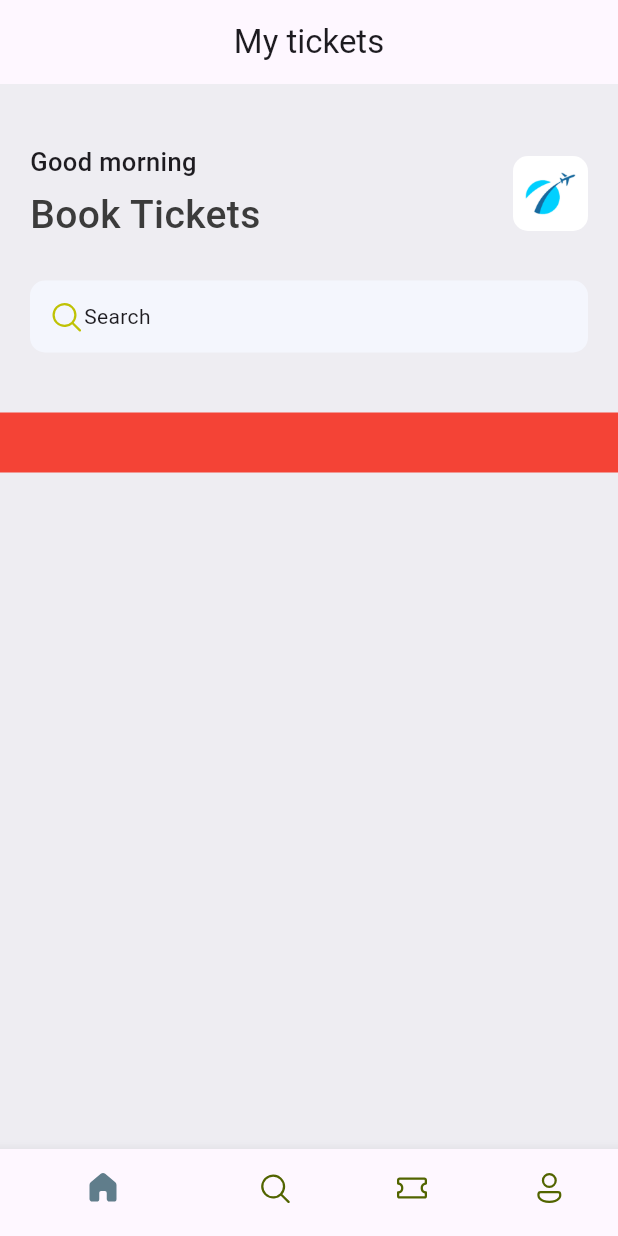
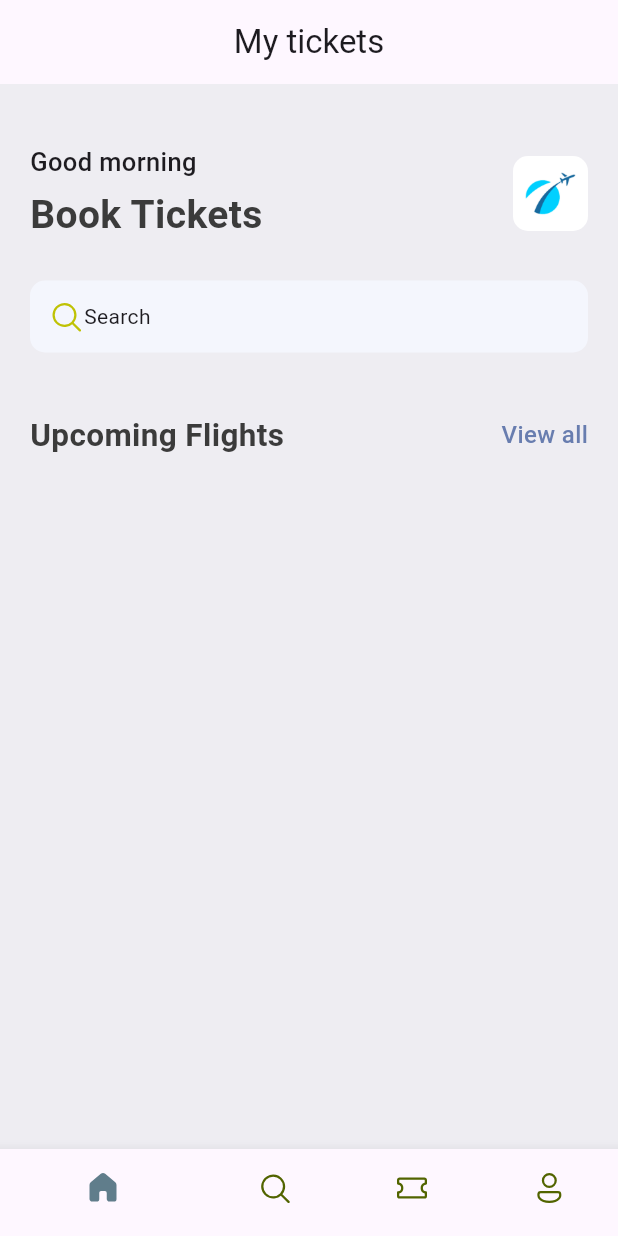
Before and after one commit to StandOut-0/Study-TicketApp, a Flutter app: the screen it shows after launch, on a phone screen of 412 x 824 dp. Run offline on Flutter 3.47's test engine with Material 3 defaults, Android fonts, the phone set to English and light mode, and no system bars; our stand-ins replace fluentui_icons.

Commit message:
Upcomming flights title생성

```diff
--- a/lib/base/res/style/app_styles.dart
+++ b/lib/base/res/style/app_styles.dart
@@ -5,9 +5,19 @@ class AppStyles{
   static Color primaryColor = primary;
   static Color bgColor = const Color(0xFFeeedf2);
   static Color textColor =  const Color(0xFF3b3b3b);
+  static TextStyle textStyle = TextStyle(
+      fontSize: 16,
+      fontWeight: FontWeight.w500,
+      color: textColor
+  );
   static TextStyle headLineStyle1 = TextStyle(
       fontSize: 26,
-      fontWeight: FontWeight.w500,
+      fontWeight: FontWeight.bold,
+      color: textColor
+  );
+  static TextStyle headLineStyle2 = TextStyle(
+    fontSize: 21,
+    fontWeight: FontWeight.bold,
       color: textColor
   );
   static TextStyle headLineStyle3 = const TextStyle(
--- a/lib/base/screens/home_screen.dart
+++ b/lib/base/screens/home_screen.dart
@@ -49,7 +49,6 @@ class HomeScreen extends StatelessWidget {
                       )
                     ],
                   ),
-
                   const SizedBox(height: 25),
                   Container(
                     padding: const EdgeInsets.symmetric(horizontal: 12,vertical: 12),
@@ -64,12 +63,12 @@ class HomeScreen extends StatelessWidget {
                         Text("Search")
                       ],
                     ),
-                  )
+                  ),
+                  const SizedBox(height: 40),
+                  const AppDoubleText(bigText: 'Upcoming Flights', smallText: 'View all'),
                 ],
               ),
             ),
-            const SizedBox(height: 40),
-            AppDoubleText(),
           ]
       ),
     );
--- a/lib/base/widgets/app_double_text.dart
+++ b/lib/base/widgets/app_double_text.dart
@@ -1,11 +1,27 @@
 import 'package:flutter/cupertino.dart';
 import 'package:flutter/material.dart';
+import 'package:ticket_app/base/res/style/app_styles.dart';
 
 class AppDoubleText extends StatelessWidget {
-  const AppDoubleText({super.key});
+  const AppDoubleText({super.key, required this.bigText, required this.smallText});
+  final String bigText;
+  final String smallText;
 
   @override
   Widget build(BuildContext context) {
-    return Container(height: 40, width: 40, color: Colors.red,);
+    return Row(
+      mainAxisAlignment: MainAxisAlignment.spaceBetween,
+      children: [
+        Text(bigText, style: AppStyles.headLineStyle2),
+        InkWell(
+          onTap: (){
+
+          },
+          child: Text(smallText, style:AppStyles.textStyle.copyWith(
+            color: AppStyles.primaryColor
+          )),
+        )
+      ],
+    );
   }
 }
```
